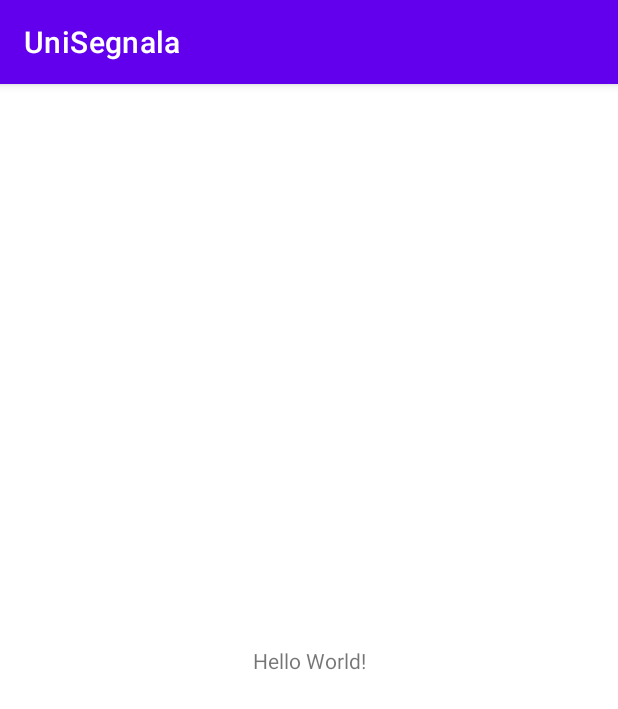
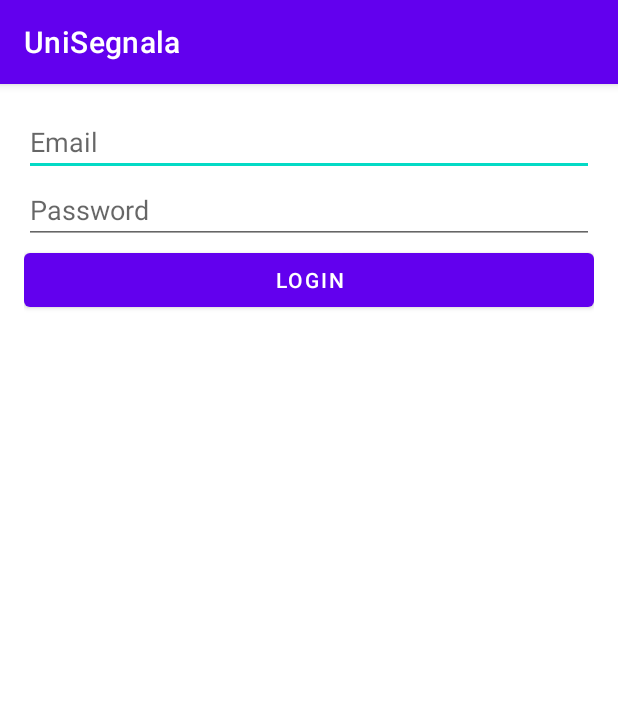
Before and after one commit to alessaless/UniSegnala, an Android app: the screen it shows after launch (MainActivity), on a phone screen of 412 x 824 dp. Shown: the top 709 px of the screen. Run offline under Robolectric (Android 15) with nearby library versions, the phone set to English and light mode, and no system bars.

Commit message:
commit login

```diff
--- a/app/src/main/java/com/example/unisegnala/MainActivity.java
+++ b/app/src/main/java/com/example/unisegnala/MainActivity.java
@@ -9,7 +9,7 @@ public class MainActivity extends AppCompatActivity {
     @Override
     protected void onCreate(Bundle savedInstanceState) {
         super.onCreate(savedInstanceState);
-        setContentView(R.layout.activity_main);
+        setContentView(R.layout.login);
         System.out.println("Sucamelo");
     }
 }
--- /dev/null
+++ b/app/src/main/res/layout/login.xml
@@ -0,0 +1,34 @@
+<?xml version="1.0" encoding="utf-8"?>
+<androidx.constraintlayout.widget.ConstraintLayout xmlns:android="http://schemas.android.com/apk/res/android"
+    android:layout_width="match_parent"
+    android:layout_height="match_parent">
+
+    <LinearLayout xmlns:android="http://schemas.android.com/apk/res/android"
+        android:layout_width="match_parent"
+        android:layout_height="match_parent"
+        android:orientation="vertical"
+        android:padding="16dp">
+
+    <EditText
+        android:id="@+id/editTextEmail"
+        android:layout_width="match_parent"
+        android:layout_height="wrap_content"
+        android:hint="Email"
+        android:inputType="textEmailAddress" />
+
+    <EditText
+        android:id="@+id/editTextPassword"
+        android:layout_width="match_parent"
+        android:layout_height="wrap_content"
+        android:hint="Password"
+        android:inputType="textPassword" />
+
+    <Button
+        android:id="@+id/buttonLogin"
+        android:layout_width="match_parent"
+        android:layout_height="wrap_content"
+        android:text="Login" />
+
+    </LinearLayout>
+
+</androidx.constraintlayout.widget.ConstraintLayout>
```
